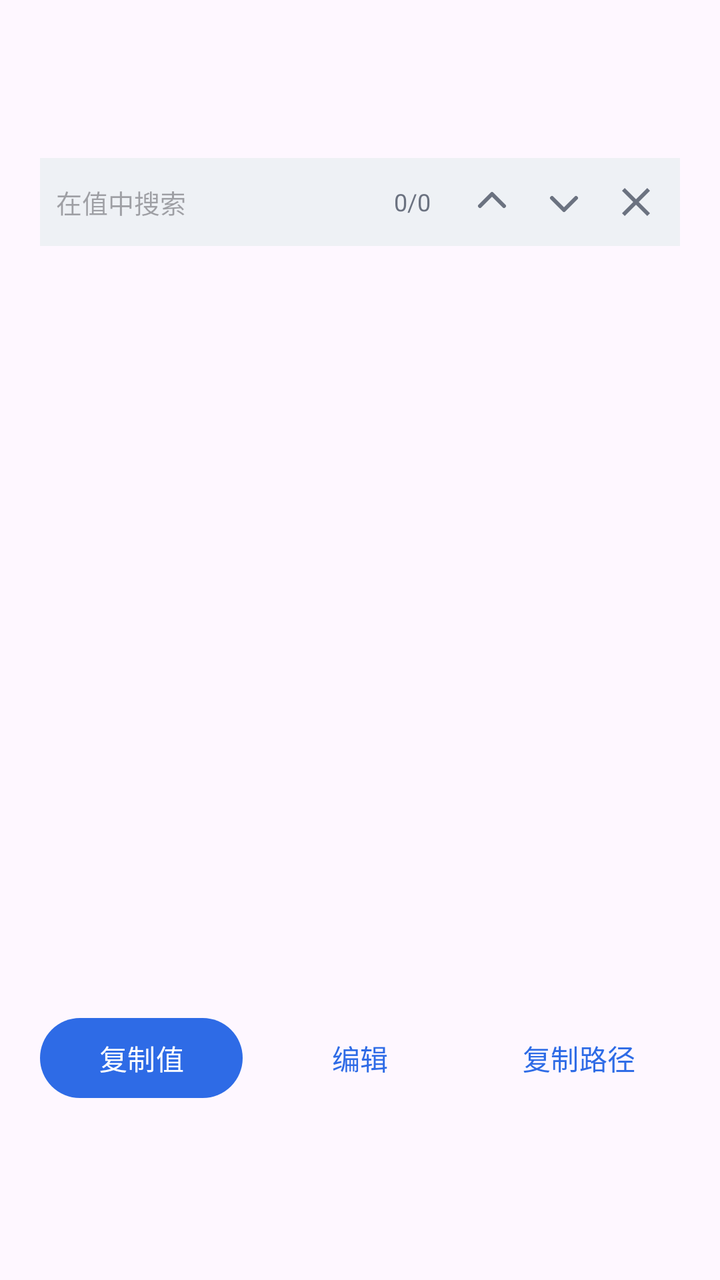
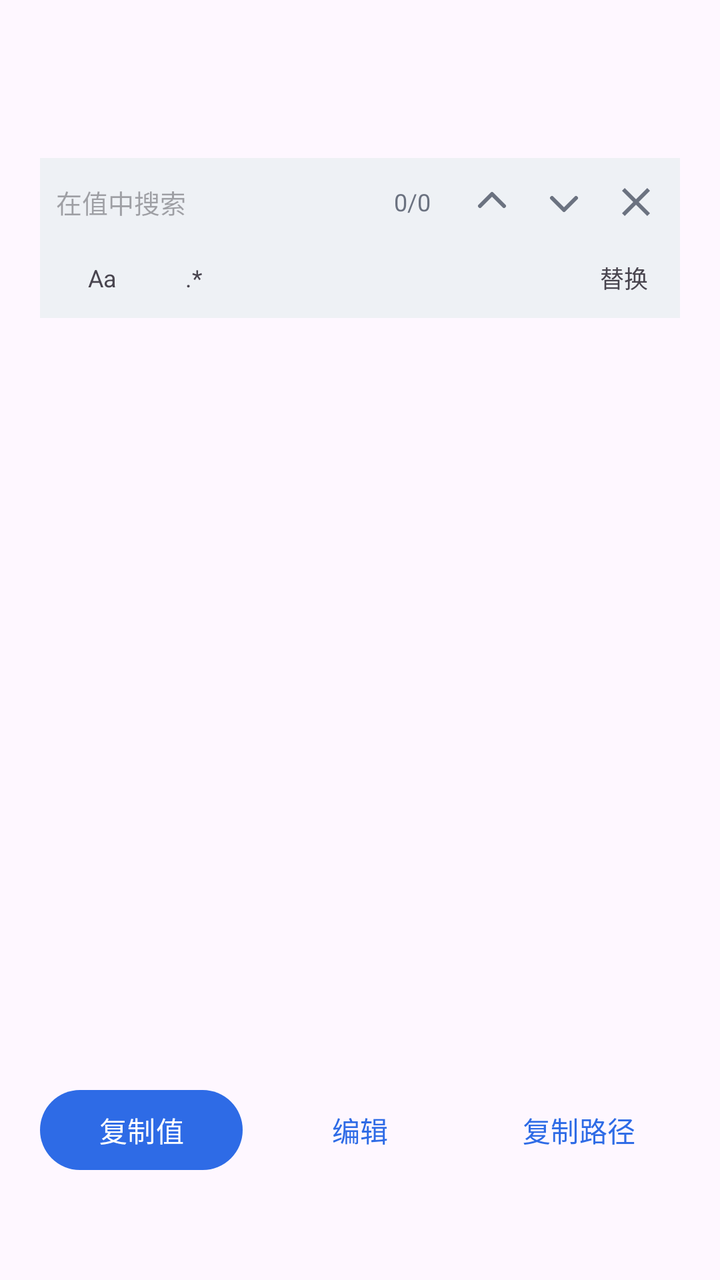

Two renders of the same Android screen: before a commit and after it. Below are the layout's source before the change and the commit's diff.
<!-- AndroidManifest.xml: application theme Theme.JsonViewer -->
<!-- res/layout/sheet_value.xml -->
<?xml version="1.0" encoding="utf-8"?>
<LinearLayout xmlns:android="http://schemas.android.com/apk/res/android"
    xmlns:app="http://schemas.android.com/apk/res-auto"
    android:id="@+id/valueRoot"
    android:layout_width="match_parent"
    android:layout_height="wrap_content"
    android:orientation="vertical"
    android:paddingStart="20dp"
    android:paddingTop="16dp"
    android:paddingEnd="20dp"
    android:paddingBottom="12dp">

    <TextView
        android:id="@+id/valueTitle"
        android:layout_width="match_parent"
        android:layout_height="wrap_content"
        android:ellipsize="middle"
        android:singleLine="true"
        android:textColor="@color/editor_text"
        android:textSize="16sp"
        android:textStyle="bold" />

    <TextView
        android:id="@+id/valuePath"
        android:layout_width="match_parent"
        android:layout_height="wrap_content"
        android:layout_marginTop="2dp"
        android:ellipsize="start"
        android:singleLine="true"
        android:textColor="@color/json_null"
        android:textSize="11sp" />

    <TextView
        android:id="@+id/valueMeta"
        android:layout_width="match_parent"
        android:layout_height="wrap_content"
        android:layout_marginTop="2dp"
        android:textColor="@color/json_null"
        android:textSize="11sp" />

    
    <LinearLayout
        android:id="@+id/searchRowValue"
        android:layout_width="match_parent"
        android:layout_height="44dp"
        android:layout_marginTop="8dp"
        android:background="@color/editor_gutter"
        android:gravity="center_vertical"
        android:orientation="horizontal"
        android:paddingStart="8dp"
        android:paddingEnd="4dp">

        <EditText
            android:id="@+id/searchInputValue"
            android:layout_width="0dp"
            android:layout_height="match_parent"
            android:layout_weight="1"
            android:background="@null"
            android:hint="在值中搜索"
            android:imeOptions="actionSearch"
            android:inputType="text"
            android:singleLine="true"
            android:textSize="13sp" />

        <TextView
            android:id="@+id/searchCountValue"
            android:layout_width="wrap_content"
            android:layout_height="wrap_content"
            android:gravity="center"
            android:minWidth="44dp"
            android:text="0/0"
            android:textColor="@color/json_null"
            android:textSize="12sp" />

        <ImageButton
            android:id="@+id/searchPrevValue"
            android:layout_width="36dp"
            android:layout_height="36dp"
            android:background="?attr/selectableItemBackgroundBorderless"
            android:contentDescription="上一个"
            android:src="@drawable/ic_arrow_up"
            app:tint="@color/json_null" />

        <ImageButton
            android:id="@+id/searchNextValue"
            android:layout_width="36dp"
            android:layout_height="36dp"
            android:background="?attr/selectableItemBackgroundBorderless"
            android:contentDescription="下一个"
            android:src="@drawable/ic_arrow_down"
            app:tint="@color/json_null" />

        <ImageButton
            android:id="@+id/searchCloseValue"
            android:layout_width="36dp"
            android:layout_height="36dp"
            android:background="?attr/selectableItemBackgroundBorderless"
            android:contentDescription="关闭搜索"
            android:src="@drawable/ic_close"
            app:tint="@color/json_null" />
    </LinearLayout>

    
    <HorizontalScrollView
        android:id="@+id/typeRowScroll"
        android:layout_width="match_parent"
        android:layout_height="wrap_content"
        android:layout_marginTop="8dp"
        android:clipToPadding="false"
        android:scrollbars="none"
        android:visibility="gone">

        <LinearLayout
            android:id="@+id/typeRow"
            android:layout_width="wrap_content"
            android:layout_height="wrap_content"
            android:orientation="horizontal" />
    </HorizontalScrollView>

    
    <FrameLayout
        android:id="@+id/valueScrollContainer"
        android:layout_width="match_parent"
        android:layout_height="360dp"
        android:layout_marginTop="10dp">

        <androidx.core.widget.NestedScrollView
            android:id="@+id/valueScroll"
            android:layout_width="match_parent"
            android:layout_height="match_parent"
            android:scrollbars="none">

            <TextView
                android:id="@+id/valueFull"
                android:layout_width="match_parent"
                android:layout_height="wrap_content"
                android:fontFamily="monospace"
                android:textColor="@color/editor_text"
                android:textIsSelectable="true"
                android:textSize="13sp" />
        </androidx.core.widget.NestedScrollView>

        <View
            android:id="@+id/scrollThumb"
            android:layout_width="12dp"
            android:layout_height="48dp"
            android:layout_gravity="end"
            android:layout_marginEnd="1dp"
            android:background="@drawable/scrollbar_thumb"
            android:visibility="gone" />

        
        <com.guaner.jsonviewer.ui.CodeEditorView
            android:id="@+id/valueEditor"
            android:layout_width="match_parent"
            android:layout_height="match_parent"
            android:visibility="gone" />
    </FrameLayout>

    
    <LinearLayout
        android:id="@+id/actionRowReadonly"
        android:layout_width="match_parent"
        android:layout_height="wrap_content"
        android:layout_marginTop="12dp"
        android:orientation="horizontal">

        <Button
            android:id="@+id/copyValueButton"
            style="@style/Widget.Material3.Button"
            android:layout_width="0dp"
            android:layout_height="wrap_content"
            android:layout_weight="1"
            android:text="复制值" />

        <Space
            android:layout_width="8dp"
            android:layout_height="wrap_content" />

        <Button
            android:id="@+id/editValueButton"
            style="@style/Widget.Material3.Button.TextButton"
            android:layout_width="0dp"
            android:layout_height="wrap_content"
            android:layout_weight="1"
            android:text="编辑" />

        <Space
            android:layout_width="8dp"
            android:layout_height="wrap_content" />

        <Button
            android:id="@+id/copyPathButton"
            style="@style/Widget.Material3.Button.TextButton"
            android:layout_width="0dp"
            android:layout_height="wrap_content"
            android:layout_weight="1"
            android:text="复制路径" />
    </LinearLayout>

    
    <LinearLayout
        android:id="@+id/actionRowEdit"
        android:layout_width="match_parent"
        android:layout_height="wrap_content"
        android:layout_marginTop="12dp"
        android:orientation="horizontal"
        android:visibility="gone">

        <Button
            android:id="@+id/resetValueButton"
            style="@style/Widget.Material3.Button.TextButton"
            android:layout_width="0dp"
            android:layout_height="wrap_content"
            android:layout_weight="1"
            android:text="重置" />

        <Space
            android:layout_width="8dp"
            android:layout_height="wrap_content" />

        <Button
            android:id="@+id/cancelEditButton"
            style="@style/Widget.Material3.Button.TextButton"
            android:layout_width="0dp"
            android:layout_height="wrap_content"
            android:layout_weight="1"
            android:text="取消" />

        <Space
            android:layout_width="8dp"
            android:layout_height="wrap_content" />

        <Button
            android:id="@+id/saveValueButton"
            style="@style/Widget.Material3.Button"
            android:layout_width="0dp"
            android:layout_height="wrap_content"
            android:layout_weight="1"
            android:text="保存" />
    </LinearLayout>

</LinearLayout>
<!-- resources referenced by this layout -->
<resources>
  <color name="editor_gutter">#EEF1F5</color>
  <color name="editor_text">#1F2933</color>
  <color name="json_null">#6B7280</color>
  <!-- drawable ic_arrow_down (drawable) -->
  <?xml version="1.0" encoding="utf-8"?>
  <vector xmlns:android="http://schemas.android.com/apk/res/android"
      android:width="24dp"
      android:height="24dp"
      android:viewportWidth="24"
      android:viewportHeight="24">
      <path
          android:pathData="M6,10 L12,16 L18,10"
          android:strokeColor="@android:color/white"
          android:strokeWidth="2"
          android:strokeLineCap="round"
          android:strokeLineJoin="round" />
  </vector>
  <!-- drawable ic_arrow_up (drawable) -->
  <?xml version="1.0" encoding="utf-8"?>
  <vector xmlns:android="http://schemas.android.com/apk/res/android"
      android:width="24dp"
      android:height="24dp"
      android:viewportWidth="24"
      android:viewportHeight="24">
      <path
          android:pathData="M6,14 L12,8 L18,14"
          android:strokeColor="@android:color/white"
          android:strokeWidth="2"
          android:strokeLineCap="round"
          android:strokeLineJoin="round" />
  </vector>
  <!-- drawable ic_close (drawable) -->
  <?xml version="1.0" encoding="utf-8"?>
  <vector xmlns:android="http://schemas.android.com/apk/res/android"
      android:width="24dp"
      android:height="24dp"
      android:viewportWidth="24"
      android:viewportHeight="24">
      <path
          android:fillColor="@android:color/white"
          android:pathData="M19,6.41 L17.59,5 L12,10.59 L6.41,5 L5,6.41 L10.59,12 L5,17.59 L6.41,19 L12,13.41 L17.59,19 L19,17.59 L13.41,12 Z" />
  </vector>
  <!-- drawable scrollbar_thumb (drawable) -->
  <?xml version="1.0" encoding="utf-8"?>
  <layer-list xmlns:android="http://schemas.android.com/apk/res/android">
      <item
          android:left="2dp"
          android:right="2dp">
          <shape android:shape="rectangle">
              <solid android:color="#808080" />
              <corners android:radius="7dp" />
          </shape>
      </item>
  </layer-list>
  <style name="Theme.JsonViewer" parent="Theme.Material3.DayNight.NoActionBar">
          <item name="colorPrimary">@color/brand</item>
          <item name="colorOnPrimary">@color/white</item>
          <item name="colorSecondary">@color/brand</item>
      </style>
  <color name="brand">#2E6BE6</color>
  <color name="white">#FFFFFFFF</color>
</resources>

<!-- the commit's change to res/layout/sheet_value.xml (unified diff, before → after) -->
@@ -40,15 +40,22 @@
 
     
     <LinearLayout
-        android:id="@+id/searchRowValue"
-        android:layout_width="match_parent"
-        android:layout_height="44dp"
+        android:id="@+id/searchPanelValue"
+        android:layout_width="match_parent"
+        android:layout_height="wrap_content"
         android:layout_marginTop="8dp"
         android:background="@color/editor_gutter"
+        android:orientation="vertical"
+        android:paddingStart="8dp"
+        android:paddingEnd="4dp"
+        android:paddingBottom="4dp">
+
+    <LinearLayout
+        android:id="@+id/searchRowValue"
+        android:layout_width="match_parent"
+        android:layout_height="44dp"
         android:gravity="center_vertical"
-        android:orientation="horizontal"
-        android:paddingStart="8dp"
-        android:paddingEnd="4dp">
+        android:orientation="horizontal">
 
         <EditText
             android:id="@+id/searchInputValue"
@@ -98,6 +105,10 @@
             android:contentDescription="关闭搜索"
             android:src="@drawable/ic_close"
             app:tint="@color/json_null" />
+    </LinearLayout>
+
+    
+    <include layout="@layout/view_search_options" />
     </LinearLayout>
 
     
@@ -241,3 +252,93 @@
     </LinearLayout>
 
 </LinearLayout>
+<!-- res/layout/view_search_options.xml (included above) -->
+<?xml version="1.0" encoding="utf-8"?>
+<merge xmlns:android="http://schemas.android.com/apk/res/android">
+
+    <LinearLayout
+        android:id="@+id/searchOptionsRow"
+        android:layout_width="match_parent"
+        android:layout_height="32dp"
+        android:gravity="center_vertical"
+        android:orientation="horizontal">
+
+        <TextView
+            android:id="@+id/searchCaseToggle"
+            android:layout_width="wrap_content"
+            android:layout_height="match_parent"
+            android:gravity="center"
+            android:minWidth="46dp"
+            android:paddingStart="8dp"
+            android:paddingEnd="8dp"
+            android:text="Aa"
+            android:textSize="12sp" />
+
+        <TextView
+            android:id="@+id/searchRegexToggle"
+            android:layout_width="wrap_content"
+            android:layout_height="match_parent"
+            android:gravity="center"
+            android:minWidth="46dp"
+            android:paddingStart="8dp"
+            android:paddingEnd="8dp"
+            android:text=".*"
+            android:textSize="12sp" />
+
+        <View
+            android:layout_width="0dp"
+            android:layout_height="1dp"
+            android:layout_weight="1" />
+
+        <TextView
+            android:id="@+id/searchReplaceToggle"
+            android:layout_width="wrap_content"
+            android:layout_height="match_parent"
+            android:gravity="center"
+            android:paddingStart="12dp"
+            android:paddingEnd="12dp"
+            android:text="替换"
+            android:textSize="12sp" />
+    </LinearLayout>
+
+    <LinearLayout
+        android:id="@+id/searchReplaceRow"
+        android:layout_width="match_parent"
+        android:layout_height="40dp"
+        android:gravity="center_vertical"
+        android:orientation="horizontal"
+        android:visibility="gone">
+
+        <EditText
+            android:id="@+id/searchReplaceInput"
+            android:layout_width="0dp"
+            android:layout_height="match_parent"
+            android:layout_weight="1"
+            android:background="@null"
+            android:hint="替换为"
+            android:imeOptions="actionDone"
+            android:inputType="text"
+            android:singleLine="true"
+            android:textSize="13sp" />
+
+        <TextView
+            android:id="@+id/searchReplaceOne"
+            android:layout_width="wrap_content"
+            android:layout_height="match_parent"
+            android:gravity="center"
+            android:paddingStart="10dp"
+            android:paddingEnd="10dp"
+            android:text="替换"
+            android:textSize="12sp" />
+
+        <TextView
+            android:id="@+id/searchReplaceAll"
+            android:layout_width="wrap_content"
+            android:layout_height="match_parent"
+            android:gravity="center"
+            android:paddingStart="10dp"
+            android:paddingEnd="10dp"
+            android:text="全部"
+            android:textSize="12sp" />
+    </LinearLayout>
+</merge>
